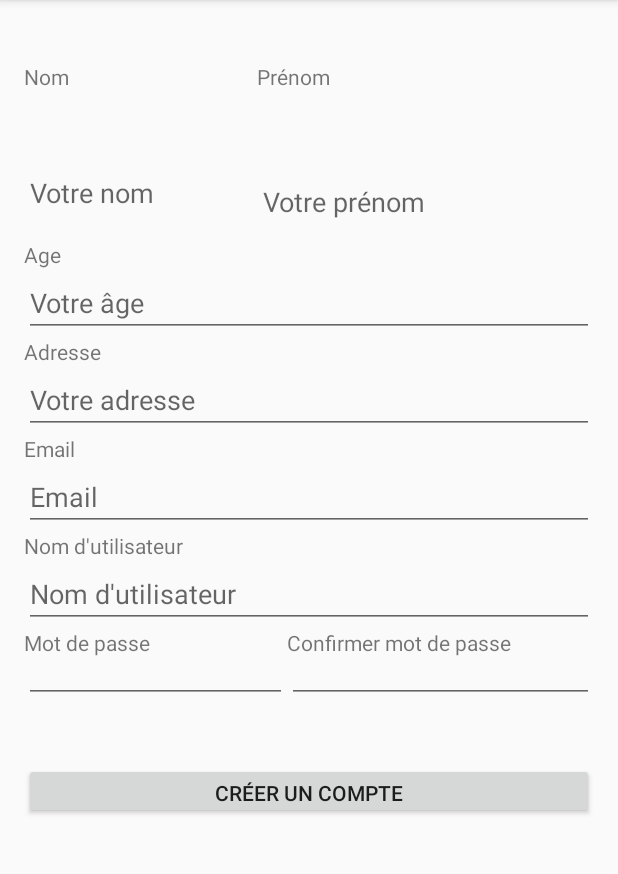
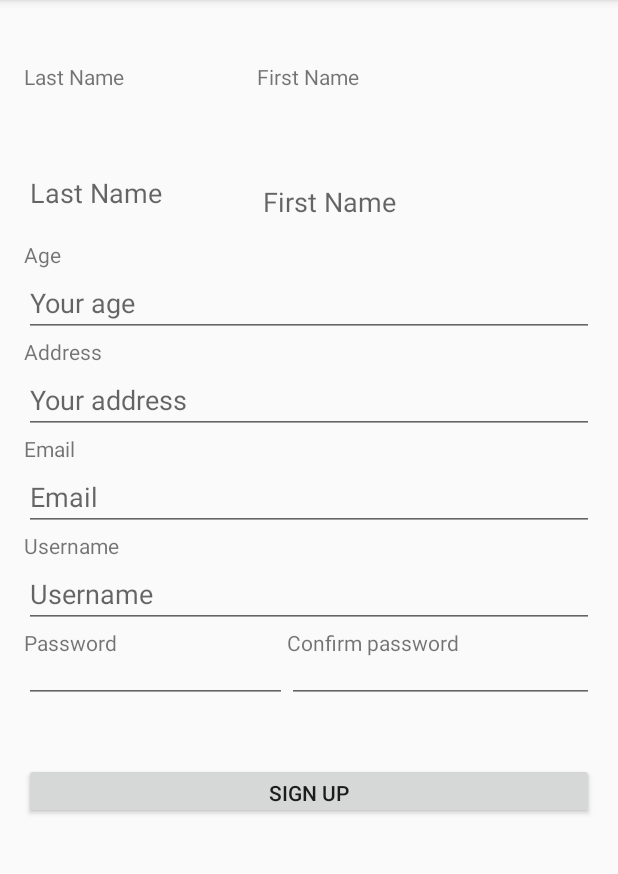
Before and after one commit to Mokl/application_mobile, an Android app: the AddUserActivity screen opened directly, with no data from a screen before it, on a phone screen of 412 x 824 dp, the part 84-958 px from its top. Run offline under Robolectric (Android 15) with nearby library versions, the phone set to English and light mode, and no system bars.

Commit message:
Bug Fixes

```diff
--- a/ticketing_app/app/src/main/AndroidManifest.xml
+++ b/ticketing_app/app/src/main/AndroidManifest.xml
@@ -34,8 +34,7 @@
             </intent-filter>
         </activity>
 
-        <activity android:name=".ProductActivity"></activity>
-        <activity android:name=".ProductDetails">
+        <activity android:name=".ProductActivity">
             android:parentActivityName=".UserActivity">
             <meta-data
                 android:name="android.support.PARENT_ACTIVITY"
--- a/ticketing_app/app/src/main/java/be/ecam/ticketing/ticketing_app/AddUserActivity.java
+++ b/ticketing_app/app/src/main/java/be/ecam/ticketing/ticketing_app/AddUserActivity.java
@@ -1,5 +1,6 @@
 package be.ecam.ticketing.ticketing_app;
 
+import android.content.Context;
 import android.content.Intent;
 import android.content.SharedPreferences;
 import android.os.Bundle;
@@ -18,14 +19,14 @@ public class AddUserActivity  extends AppCompatActivity implements View.OnClickL
 {
     private Button ok;
     private String[] info;
-    EditText nom ;
-    EditText prenom;
-    EditText age;
-    EditText address;
-    EditText email;
-    EditText id;
-    EditText password;
-    EditText psw_conf;
+    private EditText nom ;
+    private EditText prenom;
+    private EditText age;
+    private EditText address;
+    private EditText email;
+    private EditText id;
+    private EditText password;
+    private EditText psw_conf;
 
     @Override
     protected void onCreate(Bundle savedInstanceState)
@@ -33,7 +34,7 @@ public class AddUserActivity  extends AppCompatActivity implements View.OnClickL
         super.onCreate(savedInstanceState);
 
         SharedPreferences sharedPreferences = PreferenceManager.getDefaultSharedPreferences(this);
-        setTheme(sharedPreferences.getBoolean("background", false) ? R.style.AppThemeDayNight : R.style.AppThemeLight);
+        setTheme(sharedPreferences.getBoolean("background", false) ? R.style.AppThemeDark : R.style.AppThemeLight);
 
         setContentView(R.layout.createuser_activity);
 
@@ -92,4 +93,9 @@ public class AddUserActivity  extends AppCompatActivity implements View.OnClickL
             Toast.makeText(this,"error",Toast.LENGTH_SHORT).show();
         }
     }
+
+    /*protected void attachBaseContext(Context newBase){
+        super.attachBaseContext(LocaleHelper.wrap(newBase,
+                PreferenceManager.getDefaultSharedPreferences(this).getString("language", "en")));
+    }*/
 }
--- a/ticketing_app/app/src/main/java/be/ecam/ticketing/ticketing_app/SQLiteManager.java
+++ b/ticketing_app/app/src/main/java/be/ecam/ticketing/ticketing_app/SQLiteManager.java
@@ -16,7 +16,7 @@ public class SQLiteManager extends SQLiteOpenHelper
     private static final String DATABASE_NAME ="app.db";
     private static final int DATABASE_VERSION = 1;
     private SQLiteDatabase db_local;
-    private  String idUser;
+    private String idUser;
     private String type;
 
     public  SQLiteManager(Context context)
@@ -57,7 +57,7 @@ public class SQLiteManager extends SQLiteOpenHelper
         SQLiteDatabase db_local= this.getWritableDatabase();
         double balance = ((BasicUser) user_in).getBalance();
         //this.idUser = user_in.getID();
-        String query ="INSERT INTO app_info(name,id,name2) VALUES('"+user_in.getForeName()+"','"+user_in.getID()+"'," +
+        String query ="INSERT INTO app_info(name,id,name2) VALUES('"+user_in.getName()+"','"+user_in.getID()+"'," +
                     ""+String.valueOf(balance)+");";
         //String query ="INSERT INTO app_info(name,id,name2) VALUES('test','test_id',110.56)";
         try
--- a/ticketing_app/app/src/main/java/be/ecam/ticketing/ticketing_app/User.java
+++ b/ticketing_app/app/src/main/java/be/ecam/ticketing/ticketing_app/User.java
@@ -20,7 +20,7 @@ public class User {
         this.access = access;
     }
 
-    public String getForeName(){
+    public String getName(){
         return nom;
     }
 
--- a/ticketing_app/app/src/main/res/layout/activity_settings.xml
+++ b/ticketing_app/app/src/main/res/layout/activity_settings.xml
@@ -3,6 +3,5 @@
     android:layout_width="match_parent"
     android:layout_height="match_parent"
     android:id="@+id/activity_settings"
-    android:name ="be.ecam.ticketing.ticketing_app.SettingsFragment"
-    >
+    android:name ="be.ecam.ticketing.ticketing_app.SettingsFragment">
 </fragment>
--- a/ticketing_app/app/src/main/res/layout/user_activity.xml
+++ b/ticketing_app/app/src/main/res/layout/user_activity.xml
@@ -52,7 +52,7 @@
             android:id="@+id/button4"
             android:layout_width="wrap_content"
             android:layout_height="wrap_content"
-            android:text="@string/str_price" />
+            android:text="@string/str_price_product" />
 
         <Space
             android:layout_width="10dp"
--- a/ticketing_app/app/src/main/res/values/strings.xml
+++ b/ticketing_app/app/src/main/res/values/strings.xml
@@ -1,51 +1,49 @@
 <resources>
     <string name="app_name">AppMobile</string>
-    <string name="str_create_account">Créer un compte</string>
-    <string name="str_connexion">Connexion</string>
+    <string name="str_create_account">Sign up</string>
+    <string name="str_connexion">Sign</string>
 
-    <string name="str_first_name">Prénom</string>
-    <string name="str_last_name">Nom</string>
-    <string name="str_your_fn">Votre prénom</string>
-    <string name="str_your_ln">Votre nom</string>
+    <string name="str_first_name">First Name</string>
+    <string name="str_last_name">Last Name</string>
+    <string name="str_your_fn">First Name</string>
+    <string name="str_your_ln">Last Name</string>
 
-    <string name="str_username">Nom d\'utilisateur</string>
+    <string name="str_username">Username</string>
 
-    <string name="str_pwd">Mot de passe</string>
-    <string name="str_confirmpwd">Confirmer mot de passe</string>
+    <string name="str_pwd">Password</string>
+    <string name="str_confirmpwd">Confirm password</string>
 
     <string name="str_email">Email</string>
 
     <string name="str_age">Age</string>
-    <string name="str_your_age">Votre âge</string>
+    <string name="str_your_age">Your age</string>
 
-    <string name="str_address">Adresse</string>
-    <string name="str_your_address">Votre adresse</string>
+    <string name="str_address">Address</string>
+    <string name="str_your_address">Your address</string>
 
-    <string name="str_balance">Solde</string>
+    <string name="str_balance">Balance</string>
 
     <string name="str_tickets">Ticketing application</string>
-    <string name="str_pref">Mes préférences</string>
-    <string name="str_price">Prix des produits</string>
-    <string name="str_price_product">Prix des produits</string>
-    <string name="str_admin_account">Compte administrateur </string>
-    <string name="str_set_product">Déclarer les produits</string>
-    <string name="str_set_price">Déclarer le prix des produits</string>
-    <string name="str_stats">Statistiques</string>
+    <string name="str_price_product">Products\' price</string>
+    <string name="str_admin_account">Admin user </string>
+    <string name="str_set_product">Set products</string>
+    <string name="str_set_price">Set products\' price</string>
+    <string name="str_stats">Statistics</string>
 
     <string name="load">Load</string>
     <string name="settings">Settings</string>
     <string name="logout">Log Out</string>
 
-    <string name="str_recharge">Recharger crédit</string>
+    <string name="str_recharge">Add money</string>
 
-    <string name="str_list_products">Liste de Produits</string>
+    <string name="str_list_products">List of products</string>
 
-    <string name="select_prices">Sélection des prix</string>
-    <string name="select_products">Sélection des produits</string>
-    <string name="prices_and_products">Prix/Produits</string>
+    <string name="select_prices">Select prices</string>
+    <string name="select_products">Select products</string>
+    <string name="prices_and_products">Prices/Products</string>
 
     <!-- Settings strings -->
-    <string name="background_option">Background</string>
+    <string name="background_option">Change theme</string>
     <string name="backgroung_option_summ">Use the dark theme for this app</string>
     <string name="language_option">Change Language</string>
     <string name="language_default">en</string>
--- a/ticketing_app/app/src/main/res/values/styles.xml
+++ b/ticketing_app/app/src/main/res/values/styles.xml
@@ -10,7 +10,7 @@
         </item>
     </style>
 
-    <style name="AppThemeDayNight" parent="Theme.AppCompat">
+    <style name="AppThemeDark" parent="Theme.AppCompat">
         <!-- Customize your theme here. -->
         <item name="colorPrimary">@color/colorPrimary</item>
         <item name="colorPrimaryDark">@color/colorPrimaryDark</item>
```
Also changed, not shown: ticketing_app/app/src/main/java/be/ecam/ticketing/ticketing_app/ConnectActivity.java (+20 -25 lines), ticketing_app/app/src/main/java/be/ecam/ticketing/ticketing_app/DatabaseManager.java (+25 -56 lines), ticketing_app/app/src/main/java/be/ecam/ticketing/ticketing_app/LocaleHelper.java (renamed from ticketing_app/app/src/main/java/be/ecam/ticketing/ticketing_app/MyContextWrapper.java, +5 -8 lines), ticketing_app/app/src/main/java/be/ecam/ticketing/ticketing_app/ProductActivity.java (+6 -13 lines), ticketing_app/app/src/main/java/be/ecam/ticketing/ticketing_app/RefillActivity.java (+7 -1 lines), ticketing_app/app/src/main/java/be/ecam/ticketing/ticketing_app/SessionManager.java (+21 -10 lines), ticketing_app/app/src/main/java/be/ecam/ticketing/ticketing_app/SettingsActivity.java (+13 -14 lines), ticketing_app/app/src/main/java/be/ecam/ticketing/ticketing_app/UserActivity.java (+11 -2 lines), ticketing_app/app/src/main/res/layout-land/user_activity.xml (+1 -8 lines), ticketing_app/app/src/main/res/menu/menu_user.xml (added, +15 -0 lines), 2 other files.
